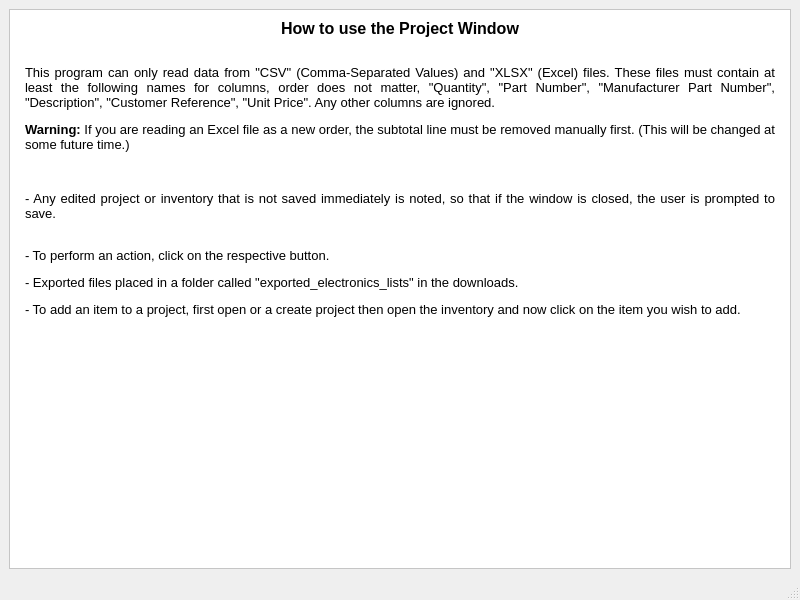
Qt form Program_Files/UI_Files/how_to_use_project_window.ui (Thomas1B/Electronics-Inventory-Program) before a commit.
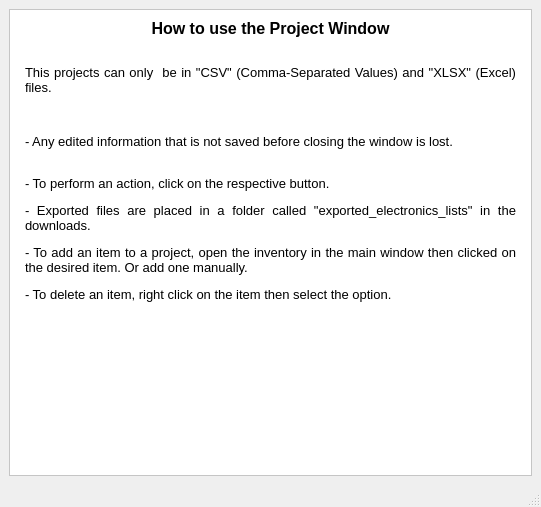
The same form after that commit. Icons and pictures are not drawn.

Commit message: updated info window

The edit to the form file:
```diff
--- a/Program_Files/UI_Files/how_to_use_project_window.ui
+++ b/Program_Files/UI_Files/how_to_use_project_window.ui
@@ -6,8 +6,8 @@
    <rect>
     <x>0</x>
     <y>0</y>
-    <width>800</width>
-    <height>600</height>
+    <width>541</width>
+    <height>507</height>
    </rect>
   </property>
   <property name="windowTitle">
@@ -35,8 +35,8 @@
         <rect>
          <x>0</x>
          <y>0</y>
-         <width>780</width>
-         <height>539</height>
+         <width>521</width>
+         <height>446</height>
         </rect>
        </property>
        <layout class="QVBoxLayout" name="verticalLayout_2">
@@ -68,14 +68,14 @@
 p, li { white-space: pre-wrap; }
 &lt;/style&gt;&lt;/head&gt;&lt;body style=&quot; font-family:'MS Shell Dlg 2'; font-size:10pt; font-weight:400; font-style:normal;&quot;&gt;
 &lt;p align=&quot;center&quot; style=&quot; margin-top:12px; margin-bottom:12px; margin-left:0px; margin-right:0px; -qt-block-indent:0; text-indent:0px;&quot;&gt;&lt;span style=&quot; font-size:12pt; font-weight:600;&quot;&gt;How to use the Project Window&lt;/span&gt;&lt;/p&gt;
-&lt;p align=&quot;justify&quot; style=&quot; margin-top:12px; margin-bottom:12px; margin-left:0px; margin-right:0px; -qt-block-indent:0; text-indent:0px;&quot;&gt;&lt;br /&gt;This program can only read data from &amp;quot;CSV&amp;quot; (Comma-Separated Values) and &amp;quot;XLSX&amp;quot; (Excel) files. These files must contain at least the following names for columns, order does not matter, &amp;quot;Quantity&amp;quot;, &amp;quot;Part Number&amp;quot;, &amp;quot;Manufacturer Part Number&amp;quot;, &amp;quot;Description&amp;quot;, &amp;quot;Customer Reference&amp;quot;, &amp;quot;Unit Price&amp;quot;. Any other columns are ignored.&lt;/p&gt;
-&lt;p align=&quot;justify&quot; style=&quot; margin-top:12px; margin-bottom:12px; margin-left:0px; margin-right:0px; -qt-block-indent:0; text-indent:0px;&quot;&gt;&lt;span style=&quot; font-weight:600;&quot;&gt;Warning: &lt;/span&gt;If you are reading an Excel file as a new order, the subtotal line must be removed manually first. (This will be changed at some future time.)&lt;/p&gt;
-&lt;p align=&quot;justify&quot; style=&quot;-qt-paragraph-type:empty; margin-top:12px; margin-bottom:0px; margin-left:0px; margin-right:0px; -qt-block-indent:0; text-indent:0px;&quot;&gt;&lt;br /&gt;&lt;/p&gt;
-&lt;p align=&quot;justify&quot; style=&quot; margin-top:12px; margin-bottom:0px; margin-left:0px; margin-right:0px; -qt-block-indent:0; text-indent:0px;&quot;&gt;- Any edited project or inventory that is not saved immediately is noted, so that if the window is closed, the user is prompted to save.&lt;/p&gt;
+&lt;p align=&quot;justify&quot; style=&quot; margin-top:12px; margin-bottom:12px; margin-left:0px; margin-right:0px; -qt-block-indent:0; text-indent:0px;&quot;&gt;&lt;br /&gt;This projects can only  be in &amp;quot;CSV&amp;quot; (Comma-Separated Values) and &amp;quot;XLSX&amp;quot; (Excel) files.&lt;/p&gt;
+&lt;p align=&quot;justify&quot; style=&quot;-qt-paragraph-type:empty; margin-top:12px; margin-bottom:12px; margin-left:0px; margin-right:0px; -qt-block-indent:0; text-indent:0px;&quot;&gt;&lt;br /&gt;&lt;/p&gt;
+&lt;p align=&quot;justify&quot; style=&quot; margin-top:12px; margin-bottom:0px; margin-left:0px; margin-right:0px; -qt-block-indent:0; text-indent:0px;&quot;&gt;- Any edited information that is not saved before closing the window is lost.&lt;/p&gt;
 &lt;p align=&quot;justify&quot; style=&quot;-qt-paragraph-type:empty; margin-top:12px; margin-bottom:0px; margin-left:0px; margin-right:0px; -qt-block-indent:0; text-indent:0px;&quot;&gt;&lt;br /&gt;&lt;/p&gt;
 &lt;p align=&quot;justify&quot; style=&quot; margin-top:0px; margin-bottom:12px; margin-left:0px; margin-right:0px; -qt-block-indent:0; text-indent:0px;&quot;&gt;- To perform an action, click on the respective button.&lt;/p&gt;
-&lt;p align=&quot;justify&quot; style=&quot; margin-top:0px; margin-bottom:12px; margin-left:0px; margin-right:0px; -qt-block-indent:0; text-indent:0px;&quot;&gt;- Exported files placed in a folder called &amp;quot;exported_electronics_lists&amp;quot; in the downloads.&lt;/p&gt;
-&lt;p align=&quot;justify&quot; style=&quot; margin-top:0px; margin-bottom:12px; margin-left:0px; margin-right:0px; -qt-block-indent:0; text-indent:0px;&quot;&gt;- To add an item to a project, first open or a create project then open the inventory and now click on the item you wish to add.&lt;/p&gt;&lt;/body&gt;&lt;/html&gt;</string>
+&lt;p align=&quot;justify&quot; style=&quot; margin-top:0px; margin-bottom:12px; margin-left:0px; margin-right:0px; -qt-block-indent:0; text-indent:0px;&quot;&gt;- Exported files are placed in a folder called &amp;quot;exported_electronics_lists&amp;quot; in the downloads.&lt;/p&gt;
+&lt;p align=&quot;justify&quot; style=&quot; margin-top:0px; margin-bottom:12px; margin-left:0px; margin-right:0px; -qt-block-indent:0; text-indent:0px;&quot;&gt;- To add an item to a project, open the inventory in the main window then clicked on the desired item. Or add one manually.&lt;/p&gt;
+&lt;p align=&quot;justify&quot; style=&quot; margin-top:0px; margin-bottom:12px; margin-left:0px; margin-right:0px; -qt-block-indent:0; text-indent:0px;&quot;&gt;- To delete an item, right click on the item then select the option.&lt;/p&gt;&lt;/body&gt;&lt;/html&gt;</string>
           </property>
           <property name="textFormat">
            <enum>Qt::AutoText</enum>
```
Left out of the diff: 2 changed lines with no effect on the pictures.
